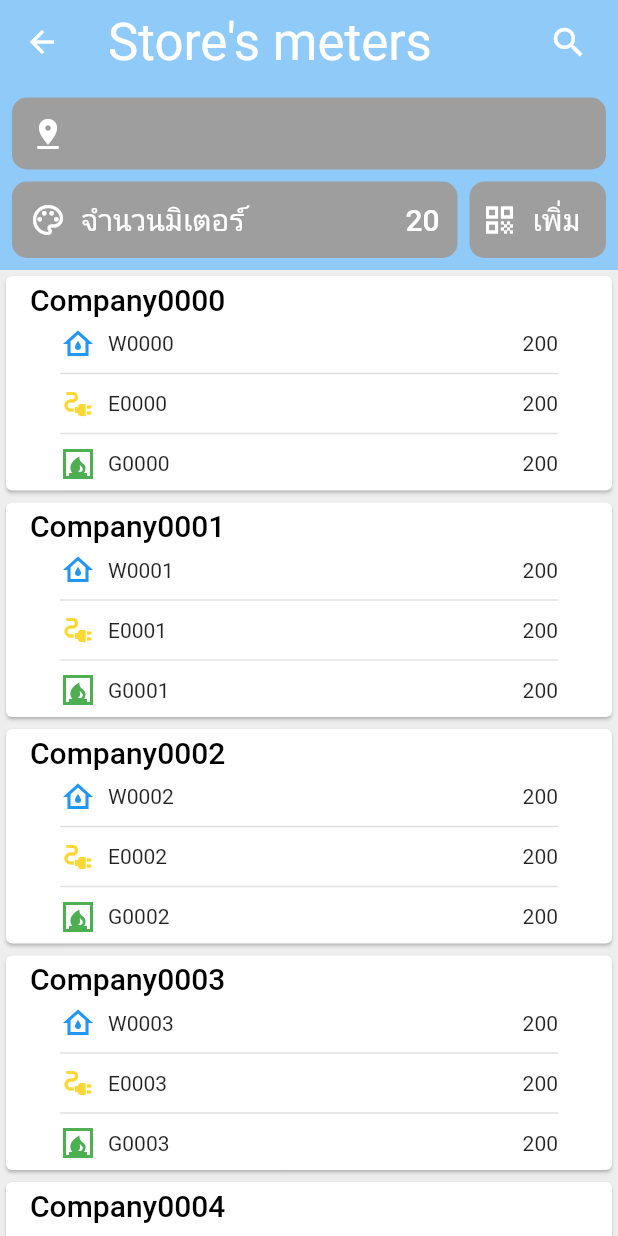
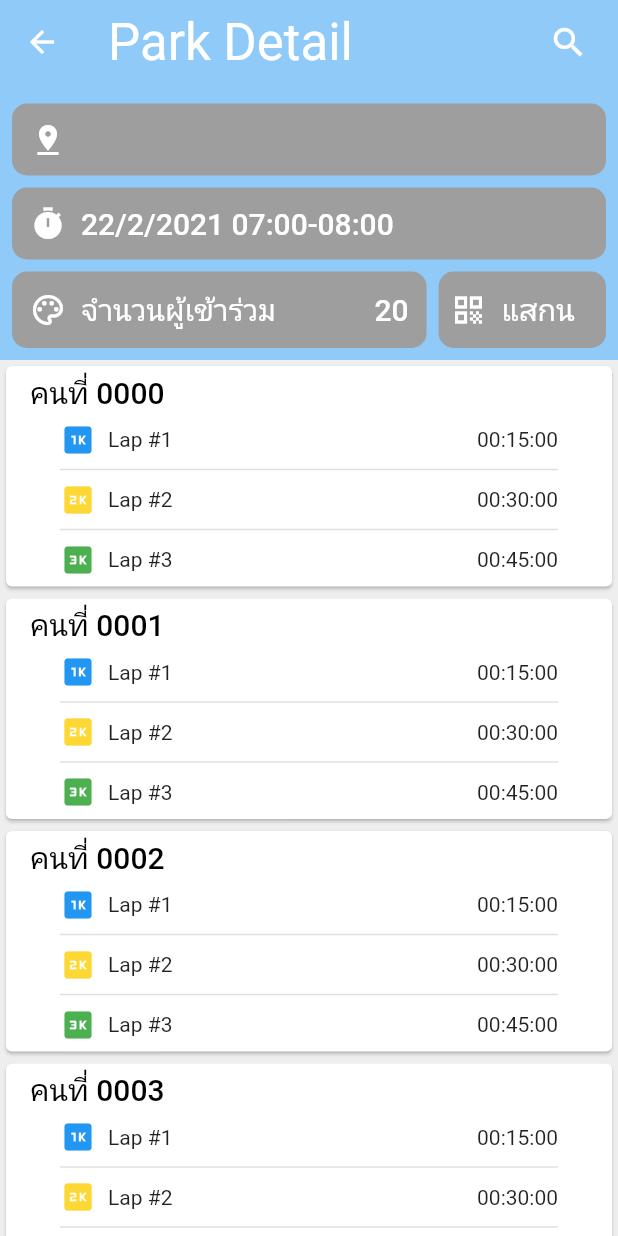
Before and after one commit to 11dj/parkrun_flutter, a Flutter app: the DetailView screen opened directly with empty values, on a phone screen of 412 x 824 dp. Run offline on Flutter 3.47's test engine with Material 2 defaults, Android fonts, the phone set to English and light mode, and no system bars; our stand-ins replace camera, flutter_easyloading, flutter_secure_storage, get_it, splashscreen, video_player; missing offline and left inert: flutter_appauth, qr_code_scanner; accounts and stored records are empty.

Commit message:
first commit

```diff
--- a/lib/ui/styles/customTheme.dart
+++ b/lib/ui/styles/customTheme.dart
@@ -4,11 +4,14 @@ import './colors.dart';
 class CustomStyles {
   // TextStyle fontWhite
 
-  Color color1 = Color.fromRGBO(100, 174, 160, 1);
-  Color color2 = Color.fromRGBO(22, 153, 103, 1);
+  // Color color1 = Color.fromRGBO(100, 174, 160, 1);
+  // Color color2 = Color.fromRGBO(22, 153, 103, 1);
+  Color color1 = Color(0xff16a596);
+  Color color2 = Color(0xff4db6ac);
+  Color color3 = Color(0xffcae4e5);
   ThemeData customThemeData() => ThemeData(
         brightness: Brightness.light,
-        primarySwatch: MaterialColor(MyColors.black[50].value, MyColors.black),
+        // primarySwatch: MaterialColor(Color(0xff16a596).value, Color(0xff16a596).value),
         primaryColor: MyColors.black[500],
         backgroundColor: color1,
         primaryColorBrightness: Brightness.light,
--- a/lib/ui/views/screens/detail_view.dart
+++ b/lib/ui/views/screens/detail_view.dart
@@ -1,6 +1,5 @@
 import 'package:flutter/material.dart';
 import 'package:parkrun_app/packages.dart';
-import '../../widgets/qrcode.dart';
 
 class DetailView extends StatefulWidget {
   DetailView({Key key, this.id}) : super(key: key);
@@ -56,9 +55,7 @@ class _DetailViewState extends State<DetailView> {
   }
 
   _qrScan() async {
-    var result = await Navigator.of(context).push(PageRouteBuilder(
-        opaque: false,
-        pageBuilder: (BuildContext context, _, __) => QRViewExample()));
+    var result = await Navigator.pushNamed(context, 'qr');
     print(result);
     if (result != null) {
       Navigator.pushNamed(context, 'meter');
@@ -84,15 +81,13 @@ class _DetailViewState extends State<DetailView> {
             SliverAppBar(
               pinned: true,
               backgroundColor: styles.backgroundColor,
-              // title: Text(widget.id),
               title: (!isSearch)
                   ? Text(
-                      'Store\'s meters',
+                      'Park Detail',
                       style: styles.textTheme.headline4
                           .copyWith(color: Colors.white),
                     )
                   : Container(
-                      // color: Colors.white,
                       decoration: BoxDecoration(
                         color: Colors.white,
                         borderRadius: BorderRadius.all(Radius.circular(10.0)),
@@ -111,7 +106,7 @@ class _DetailViewState extends State<DetailView> {
                         ),
                       ),
                     ),
-              expandedHeight: 180,
+              expandedHeight: 240,
               flexibleSpace: FlexibleSpaceBar(
                 collapseMode: CollapseMode.parallax,
                 centerTitle: true,
@@ -141,10 +136,33 @@ class _DetailViewState extends State<DetailView> {
                         ],
                       ),
                     ),
+                    Container(
+                      margin:
+                          EdgeInsets.only(left: 8.0, right: 8.0, bottom: 8.0),
+                      padding: EdgeInsets.symmetric(
+                          horizontal: 12.0, vertical: 12.0),
+                      decoration: BoxDecoration(
+                        color: Colors.grey,
+                        borderRadius: BorderRadius.all(Radius.circular(10.0)),
+                      ),
+                      child: Row(
+                        children: [
+                          Container(
+                              child: Icon(Icons.timer, color: Colors.white)),
+                          Padding(padding: EdgeInsets.all(5.0)),
+                          Container(
+                              child: Text(
+                            '22/2/2021 07:00-08:00',
+                            style: styles.textTheme.headline6
+                                .copyWith(color: Colors.white),
+                          )),
+                        ],
+                      ),
+                    ),
                     Row(
                       children: [
                         Flexible(
-                          flex: 3,
+                          flex: 7,
                           child: Container(
                             margin: EdgeInsets.only(
                                 left: 8.0, right: 4.0, bottom: 8.0),
@@ -152,9 +170,8 @@ class _DetailViewState extends State<DetailView> {
                                 horizontal: 12.0, vertical: 12.0),
                             decoration: BoxDecoration(
                               color: Colors.grey,
-                              borderRadius: BorderRadius.all(Radius.circular(
-                                      10.0) //         <--- border radius here
-                                  ),
+                              borderRadius:
+                                  BorderRadius.all(Radius.circular(10.0)),
                             ),
                             child: Row(
                               mainAxisAlignment: MainAxisAlignment.spaceBetween,
@@ -167,7 +184,7 @@ class _DetailViewState extends State<DetailView> {
                                     Padding(padding: EdgeInsets.all(5.0)),
                                     Container(
                                         child: Text(
-                                      'จำนวนมิเตอร์',
+                                      'จำนวนผู้เข้าร่วม',
                                       style: styles.textTheme.headline6
                                           .copyWith(color: Colors.white),
                                     ))
@@ -184,7 +201,7 @@ class _DetailViewState extends State<DetailView> {
                           ),
                         ),
                         Flexible(
-                          flex: 1,
+                          flex: 3,
                           child: GestureDetector(
                             onTap: () => _qrScan(),
                             child: Container(
@@ -206,7 +223,7 @@ class _DetailViewState extends State<DetailView> {
                                   Padding(padding: EdgeInsets.all(5.0)),
                                   Container(
                                       child: Text(
-                                    'เพิ่ม',
+                                    'แสกน',
                                     style: styles.textTheme.headline6
                                         .copyWith(color: Colors.white),
                                   )),
@@ -247,7 +264,7 @@ class _DetailViewState extends State<DetailView> {
                         mainAxisAlignment: MainAxisAlignment.start,
                         crossAxisAlignment: CrossAxisAlignment.start,
                         children: [
-                          Text('Company$item',
+                          Text('คนที่ $item',
                               style: styles.textTheme.headline6
                                   .copyWith(color: Colors.black)),
                           Padding(padding: EdgeInsets.all(3.0)),
@@ -263,14 +280,14 @@ class _DetailViewState extends State<DetailView> {
                                     Row(
                                       children: [
                                         Icon(
-                                          Icons.water_damage_outlined,
+                                          Icons.one_k,
                                           color: Colors.blue,
                                         ),
                                         Padding(padding: EdgeInsets.all(4.0)),
-                                        Text('W$item'),
+                                        Text('Lap #1'),
                                       ],
                                     ),
-                                    Text('200'),
+                                    Text('00:15:00'),
                                   ],
                                 ),
                                 Divider(
@@ -283,14 +300,14 @@ class _DetailViewState extends State<DetailView> {
                                     Row(
                                       children: [
                                         Icon(
-                                          Icons.electrical_services,
+                                          Icons.two_k,
                                           color: Colors.yellow[600],
                                         ),
                                         Padding(padding: EdgeInsets.all(4.0)),
-                                        Text('E$item'),
+                                        Text('Lap #2'),
                                       ],
                                     ),
-                                    Text('200'),
+                                    Text('00:30:00'),
                                   ],
                                 ),
                                 Divider(
@@ -303,14 +320,14 @@ class _DetailViewState extends State<DetailView> {
                                     Row(
                                       children: [
                                         Icon(
-                                          Icons.fireplace,
+                                          Icons.three_k,
                                           color: Colors.green,
                                         ),
                                         Padding(padding: EdgeInsets.all(4.0)),
-                                        Text('G$item'),
+                                        Text('Lap #3'),
                                       ],
                                     ),
-                                    Text('200'),
+                                    Text('00:45:00'),
                                   ],
                                 ),
                               ],
--- a/pubspec.yaml
+++ b/pubspec.yaml
@@ -60,7 +60,7 @@ flutter:
   # To add assets to your application, add an assets section, like this:
   assets:
     - assets/images/logo.png
-  #   - images/a_dot_burr.jpeg
+    - assets/images/run1.jpg
   #   - images/a_dot_ham.jpeg
 
   # An image asset can refer to one or more resolution-specific "variants", see
```
Also changed, not shown: lib/ui/views/screens/list_view.dart (+34 -12 lines), lib/ui/views/screens/login_view.dart (+8 -0 lines), lib/ui/views/screens/qrcode_screen.dart (+86 -38 lines), lib/ui/widgets/qrcode.dart (deleted, +0 -180 lines), assets/images/logo.png, assets/images/run1.jpg (added).
